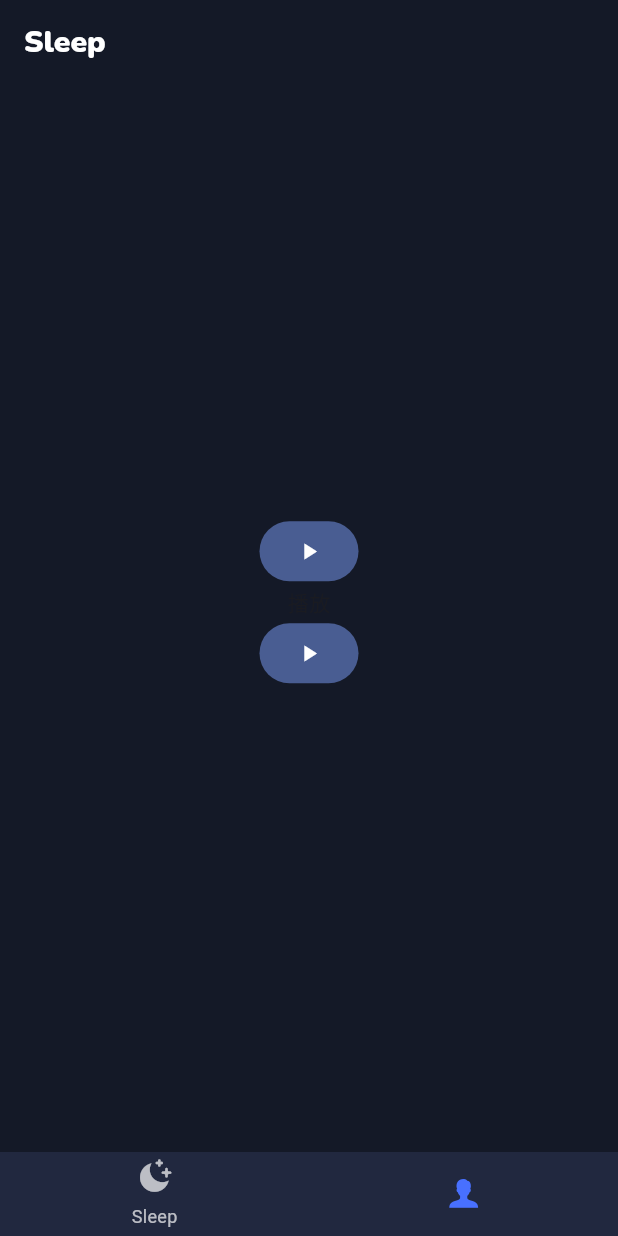
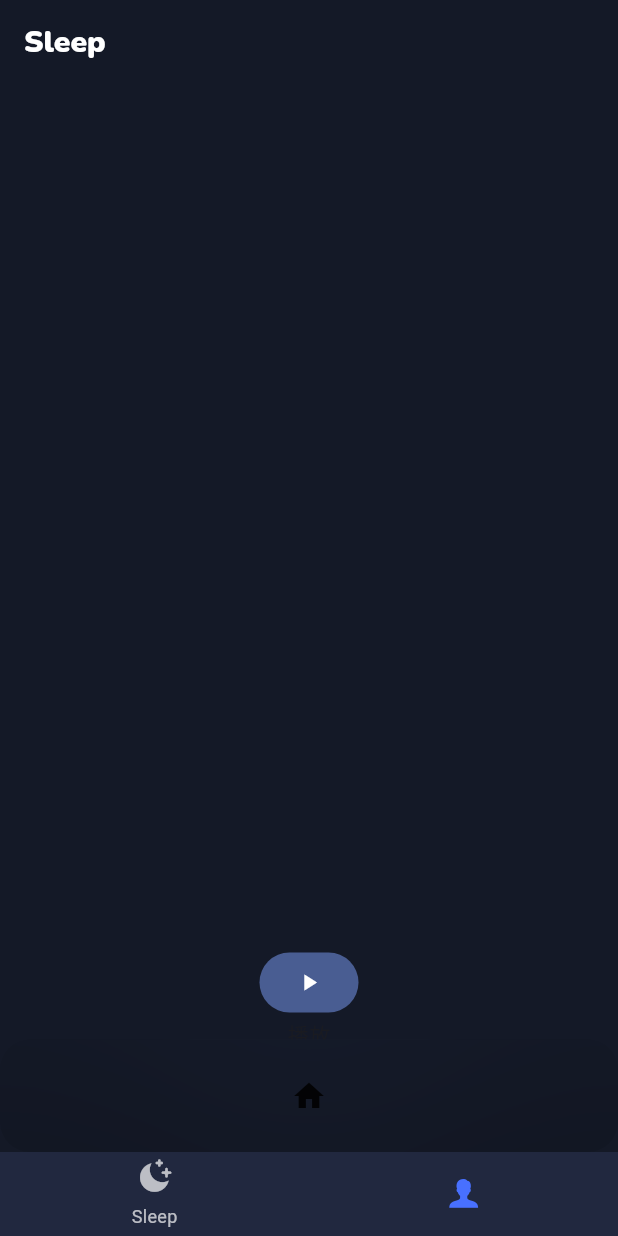
Before and after one commit to MrLittleWhite/xiaomian, a Flutter app: the screen it shows after launch, on a phone screen of 412 x 824 dp. Run offline on Flutter 3.47's test engine with Material 3 defaults, Android fonts, the phone set to English and light mode, and no system bars; drawn by our look-alikes of blurrycontainer, flutter_animate, persistent_bottom_nav_bar, persistent_bottom_nav_bar_v2; our stand-ins replace audio_service, flutter_svg, freezed_annotation, gap, get, just_audio and 2 more.

Commit message:
feat: 添加播放条和高斯模糊

```diff
--- a/lib/home/home_page.dart
+++ b/lib/home/home_page.dart
@@ -1,7 +1,8 @@
+import 'package:blurrycontainer/blurrycontainer.dart';
 import 'package:flutter/material.dart';
 import 'package:flutter_animate/flutter_animate.dart';
 import 'package:gap/gap.dart';
-import 'package:persistent_bottom_nav_bar/persistent_tab_view.dart';
+import 'package:persistent_bottom_nav_bar_v2/persistent-tab-view.dart';
 import 'package:xiaomian/assets_code/xm_icons.dart';
 import 'package:xiaomian/mine/mine_page.dart';
 import 'package:xiaomian/sleep/sleep_page.dart';
@@ -18,15 +19,25 @@ class HomePage extends StatefulWidget {
 
 class _HomePageState extends State<HomePage> {
   final _controller = PersistentTabController(initialIndex: 0);
+  final playBarHeight = 75.0;
 
   @override
   Widget build(BuildContext context) {
     final items = _navBarsItems();
     return PersistentTabView.custom(context,
+      backgroundColor: Colors.transparent,
+      navBarHeight: kBottomNavigationBarHeight+playBarHeight,
+      bottomScreenMargin: kBottomNavigationBarHeight,
       controller: _controller,
       handleAndroidBackButtonPress: true,
       onWillPop: (context) { return Future(() => true); },
-      customWidget: CustomNavBarWidget(
+      customWidget: (navBarEssentials) => Column(
+        children: [
+          // Container(height: playBarHeight, width: double.infinity, color: Colors.orange,),
+          BlurryContainer(blur: 80, elevation: 40, height: playBarHeight, color: XMColor(0x141927, opacity: 0.76), width: double.infinity, child: Icon(Icons.home),),
+          SizedBox(
+            height: kBottomNavigationBarHeight,
+            child: CustomNavBarWidget(
               selectedIndex: _controller.index,
               items: items,
               onItemSelected: (value) {
@@ -34,6 +45,9 @@ class _HomePageState extends State<HomePage> {
                   _controller.index = value;
                 });
               }),
+          ),
+        ],
+      ),
         itemCount: items.length,
         screens: _buildScreens()
       );
@@ -83,7 +97,7 @@ class CustomNavBarWidget extends StatelessWidget {
     Widget _buildItem(
         PersistentBottomNavBarItem item, bool isSelected) {
         return Container(
-        color: const Color(0xFF21283F),
+        color: XMColor.xmSeparator,
         alignment: Alignment.center,
         height: kBottomNavigationBarHeight,
         child: Column(
@@ -130,7 +144,7 @@ class CustomNavBarWidget extends StatelessWidget {
     @override
     Widget build(BuildContext context) {
         return Container(
-        color: Colors.white,
+        alignment: Alignment.bottomCenter,
         child: SizedBox(
             width: double.infinity,
             height: kBottomNavigationBarHeight,
--- a/lib/main.dart
+++ b/lib/main.dart
@@ -15,7 +15,7 @@ class MyApp extends StatelessWidget {
   @override
   Widget build(BuildContext context) {
     return GetMaterialApp(
-      title: 'Sleepless Home',
+      title: 'SleepGo',
       theme: ThemeData(
         colorScheme: ColorScheme.fromSeed(seedColor: XMColor.xmMain),
         useMaterial3: true,
--- a/lib/sleep/sleep_page.dart
+++ b/lib/sleep/sleep_page.dart
@@ -36,7 +36,7 @@ class _SleepPageState extends State<SleepPage> {
         ),
       body: Center(
         child: Column(
-          mainAxisAlignment: MainAxisAlignment.center,
+          mainAxisAlignment: MainAxisAlignment.end,
           children: [
             StreamBuilder<bool>(
               stream: playerController.player.playingStream,
--- a/pubspec.yaml
+++ b/pubspec.yaml
@@ -41,13 +41,14 @@ dependencies:
   freezed_annotation: ^2.4.1
   get: ^4.6.6
   gap: ^3.0.1
-  persistent_bottom_nav_bar: ^5.0.2
   just_audio: ^0.9.36
   audio_service: ^0.18.12
   flutter_svg: ^2.0.9
   flutter_animate: ^4.3.0
   package_info_plus: ^5.0.1
   loading_animation_widget: ^1.2.0+4
+  persistent_bottom_nav_bar_v2: ^4.2.8
+  blurrycontainer: ^1.0.2
 
 
 
```
Also changed, not shown: pubspec.lock. Lines whose indentation alone changed are shown as unchanged.
